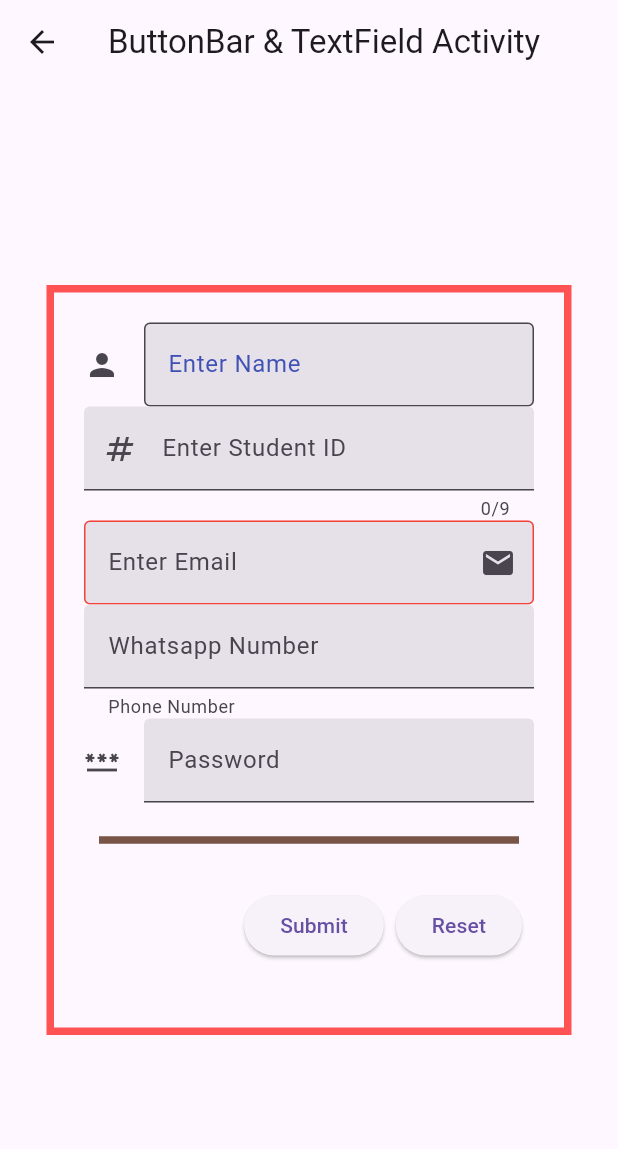
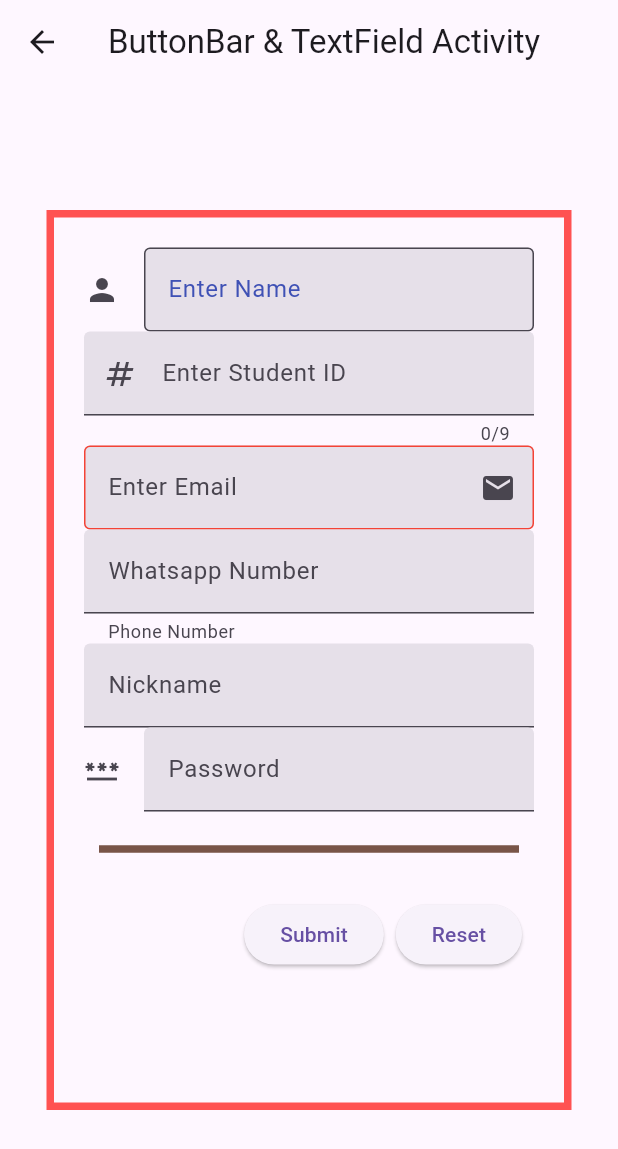
Before and after one commit to ShantoGUB567/Flutter, a Flutter app: the ButtonBarAct screen opened directly, on a phone screen of 412 x 824 dp. Shown: the top 1149 px of the screen. Run offline on Flutter 3.47's test engine with Material 3 defaults, Android fonts, the phone set to English and light mode, and no system bars; our stand-ins replace cached_network_image, google_fonts, image_picker, shimmer, speech_to_text; accounts and stored records are empty.

Commit message:
add widgets

```diff
--- a/new_app_6/lib/buttonBar.dart
+++ b/new_app_6/lib/buttonBar.dart
@@ -11,7 +11,7 @@ class ButtonBarAct extends StatelessWidget {
       body: Center(
         child: Container(
           width: 350,
-          height: 500,
+          height: 600,
           decoration: BoxDecoration(
             border: Border.all(color: Colors.redAccent, width: 5,),
           ),
@@ -74,6 +74,13 @@ class ButtonBarAct extends StatelessWidget {
               ),
               TextField(
                 decoration: InputDecoration(
+                  labelText: "Nickname",
+
+                  filled: true,
+                ),
+              ),
+              TextField(
+                decoration: InputDecoration(
                   icon: Icon(Icons.password),
                   labelText: "Password",
                   filled: true,
```
